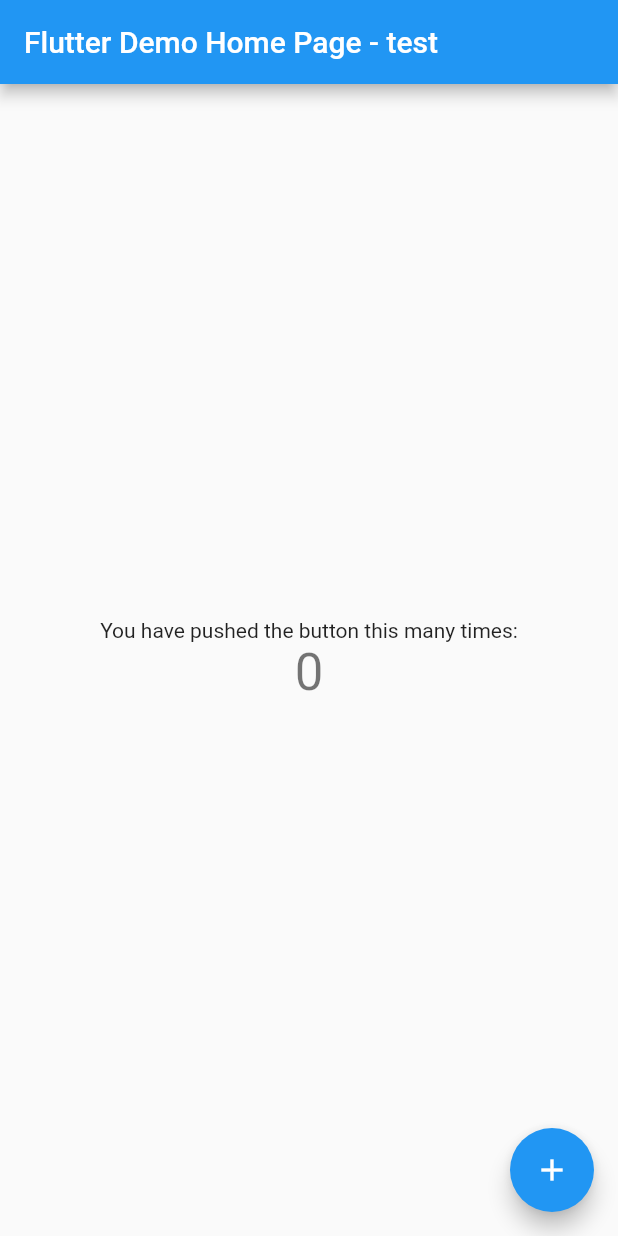
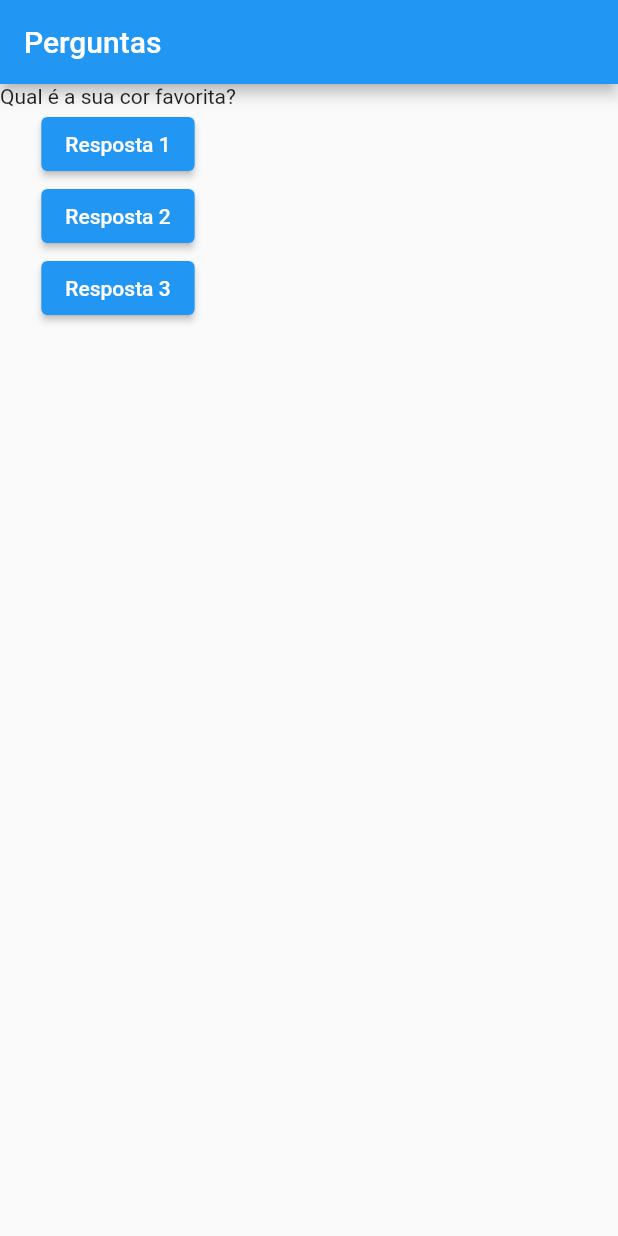
Before and after one commit to fernanda-sayuri/Estudo-Flutter, a Flutter app: the screen it shows after launch, on a phone screen of 412 x 824 dp. Run offline on Flutter 3.47's test engine with Material 2 defaults, Android fonts, the phone set to English and light mode, and no system bars.

```diff
--- a/projeto_perguntas/lib/main.dart
+++ b/projeto_perguntas/lib/main.dart
@@ -1,115 +1,47 @@
 import 'package:flutter/material.dart';
 
-void main() {
-  runApp(const MyApp());
+main() {
+  runApp(new PerguntaApp());
 }
 
-class MyApp extends StatelessWidget {
-  const MyApp({super.key});
+class _PerguntaAppState extends State<PerguntaApp> {
+  var _perguntaSelecionada = 0;
 
-  // This widget is the root of your application.
+  void _responder() {
+    //re-renderiza quando é alterado algo
+    setState(() {
+      _perguntaSelecionada++;
+    });
+    print('Pergunta respondida!');
+  }
+
   @override
   Widget build(BuildContext context) {
+    final perguntas = [
+      'Qual é a sua cor favorita?',
+      'Qual é o seu animal favorito?'
+    ];
+
     return MaterialApp(
-      title: 'test title',
-      theme: ThemeData(
-        // This is the theme of your application.
-        //
-        // Try running your application with "flutter run". You'll see the
-        // application has a blue toolbar. Then, without quitting the app, try
-        // changing the primarySwatch below to Colors.green and then invoke
-        // "hot reload" (press "r" in the console where you ran "flutter run",
-        // or simply save your changes to "hot reload" in a Flutter IDE).
-        // Notice that the counter didn't reset back to zero; the application
-        // is not restarted.
-        primarySwatch: Colors.blue,
+      home: Scaffold(
+        appBar: AppBar(
+          title: Text('Perguntas'),
+        ),
+        body: Column(
+          children: <Widget>[
+            Text(perguntas[_perguntaSelecionada]),
+            ElevatedButton(child: Text('Resposta 1'), onPressed: _responder),
+            ElevatedButton(child: Text('Resposta 2'), onPressed: _responder),
+            ElevatedButton(child: Text('Resposta 3'), onPressed: _responder),
+          ],
+        ),
       ),
-      home: const MyHomePage(title: 'Flutter Demo Home Page - test'),
     );
   }
 }
 
-class MyHomePage extends StatefulWidget {
-  const MyHomePage({super.key, required this.title});
-
-  // This widget is the home page of your application. It is stateful, meaning
-  // that it has a State object (defined below) that contains fields that affect
-  // how it looks.
-
-  // This class is the configuration for the state. It holds the values (in this
-  // case the title) provided by the parent (in this case the App widget) and
-  // used by the build method of the State. Fields in a Widget subclass are
-  // always marked "final".
-
-  final String title;
-
-  @override
-  State<MyHomePage> createState() => _MyHomePageState();
-}
-
-class _MyHomePageState extends State<MyHomePage> {
-  int _counter = 0;
-
-  void _incrementCounter() {
-    setState(() {
-      // This call to setState tells the Flutter framework that something has
-      // changed in this State, which causes it to rerun the build method below
-      // so that the display can reflect the updated values. If we changed
-      // _counter without calling setState(), then the build method would not be
-      // called again, and so nothing would appear to happen.
-      _counter++;
-    });
-  }
-
-  @override
-  Widget build(BuildContext context) {
-    // This method is rerun every time setState is called, for instance as done
-    // by the _incrementCounter method above.
-    //
-    // The Flutter framework has been optimized to make rerunning build methods
-    // fast, so that you can just rebuild anything that needs updating rather
-    // than having to individually change instances of widgets.
-    return Scaffold(
-      appBar: AppBar(
-        // Here we take the value from the MyHomePage object that was created by
-        // the App.build method, and use it to set our appbar title.
-        title: Text(widget.title),
-      ),
-      body: Center(
-        // Center is a layout widget. It takes a single child and positions it
-        // in the middle of the parent.
-        child: Column(
-          // Column is also a layout widget. It takes a list of children and
-          // arranges them vertically. By default, it sizes itself to fit its
-          // children horizontally, and tries to be as tall as its parent.
-          //
-          // Invoke "debug painting" (press "p" in the console, choose the
-          // "Toggle Debug Paint" action from the Flutter Inspector in Android
-          // Studio, or the "Toggle Debug Paint" command in Visual Studio Code)
-          // to see the wireframe for each widget.
-          //
-          // Column has various properties to control how it sizes itself and
-          // how it positions its children. Here we use mainAxisAlignment to
-          // center the children vertically; the main axis here is the vertical
-          // axis because Columns are vertical (the cross axis would be
-          // horizontal).
-          mainAxisAlignment: MainAxisAlignment.center,
-          children: <Widget>[
-            const Text(
-              'You have pushed the button this many times:',
-            ),
-            Text(
-              '$_counter',
-              style: Theme.of(context).textTheme.headlineMedium,
-            ),
-          ],
-        ),
-      ),
-      floatingActionButton: FloatingActionButton(
-        onPressed: _incrementCounter,
-        tooltip: 'Increment',
-        child: const Icon(Icons.add),
-      ), // This trailing comma makes auto-formatting nicer for build methods.
-    );
+class PerguntaApp extends StatefulWidget {
+  _PerguntaAppState createState() {
+    return _PerguntaAppState();
   }
 }
```
